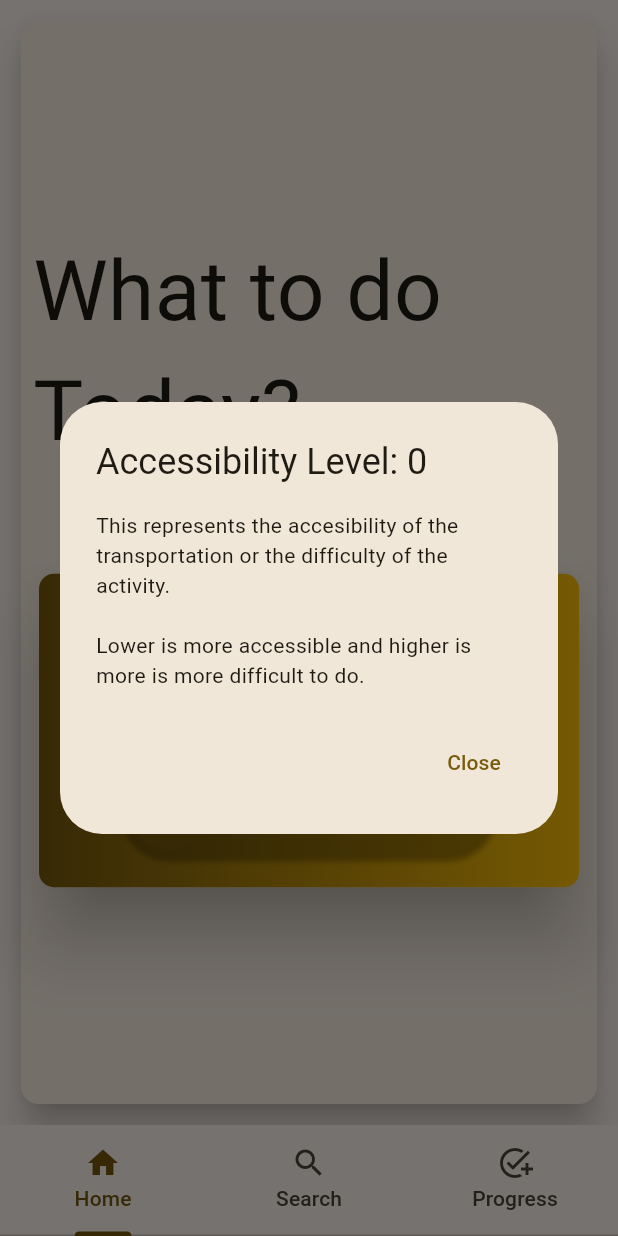
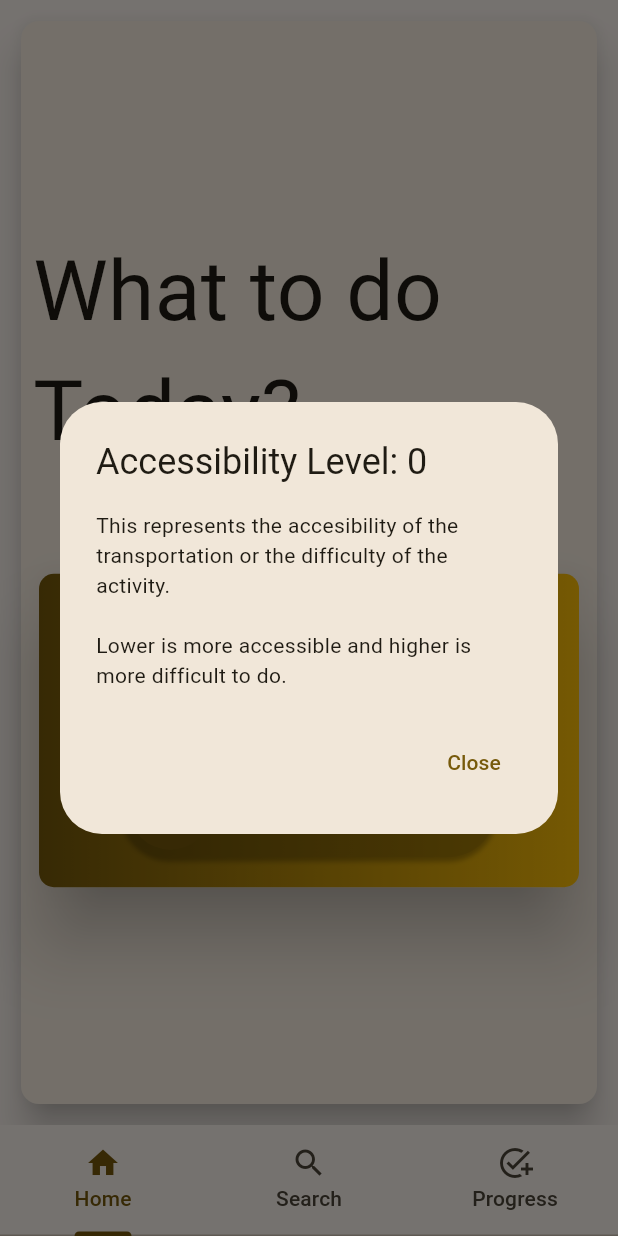
Before and after one commit to CerberusProgrammer/what_to_do, a Flutter app: the screen it shows after launch, after a tap on "Discover it!", after a tap on "Easy", on a phone screen of 412 x 824 dp. Run offline on Flutter 3.47's test engine with Material 2 defaults, Android fonts, the phone set to English and light mode, and no system bars; network calls fail.

Commit message:
A little correction.

```diff
--- a/lib/card/activity_card.dart
+++ b/lib/card/activity_card.dart
@@ -154,7 +154,7 @@ class ActivityCard {
                                   title: Text(
                                       'Accessibility Level: ${(activity.accessibility * 100).round()}'),
                                   content: const Text(
-                                    'This represents the accesibility of the transportation or the difficulty of the activity. \n\nLower is more accessible and higher is more is more difficult to do.',
+                                    'This represents the accesibility of the transportation or the difficulty of the activity. \n\nLower is more accessible and higher is more difficult to do.',
                                   ),
                                   actions: [
                                     TextButton(
--- a/lib/main.dart
+++ b/lib/main.dart
@@ -13,7 +13,7 @@ void main() {
       brightness: Brightness.light,
     ),
     darkTheme: ThemeData(
-      colorSchemeSeed: Colors.pink,
+      colorSchemeSeed: Colors.purple,
       useMaterial3: true,
       brightness: Brightness.dark,
     ),
```
